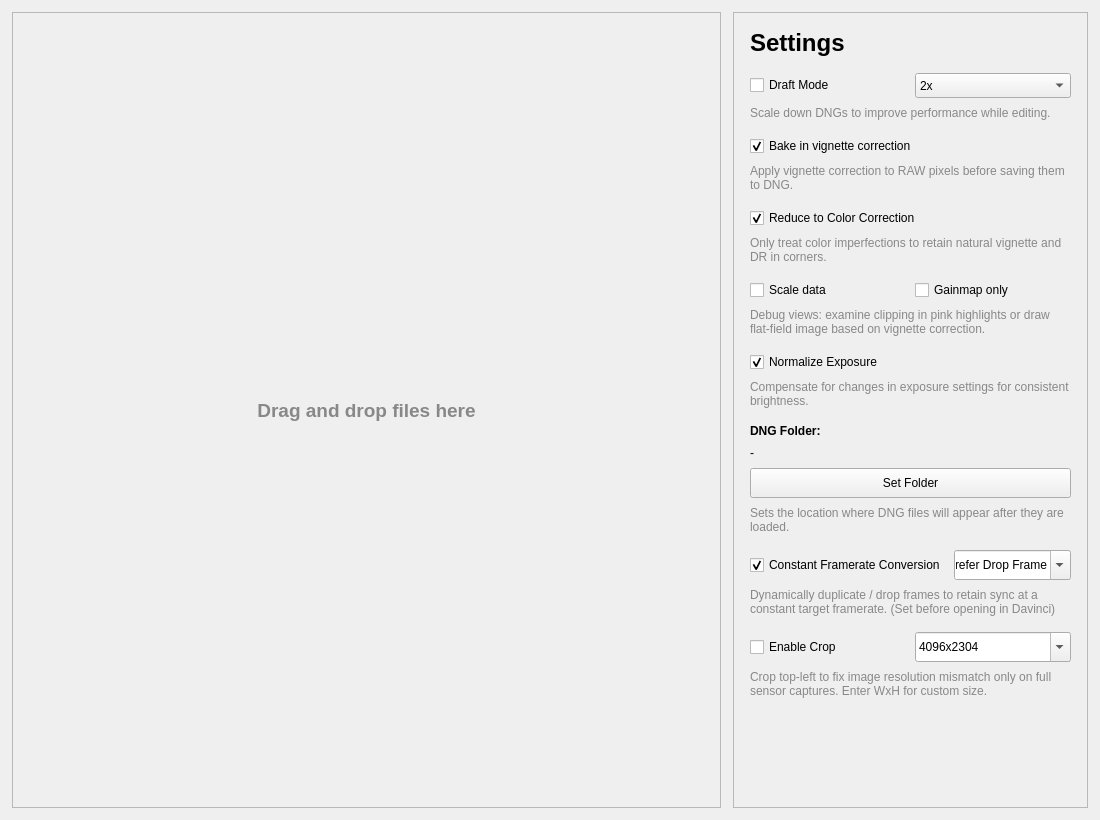
First picture: the form in ui/mainwindow.ui, repository LeonardSander/motioncam-fs, before the edit.
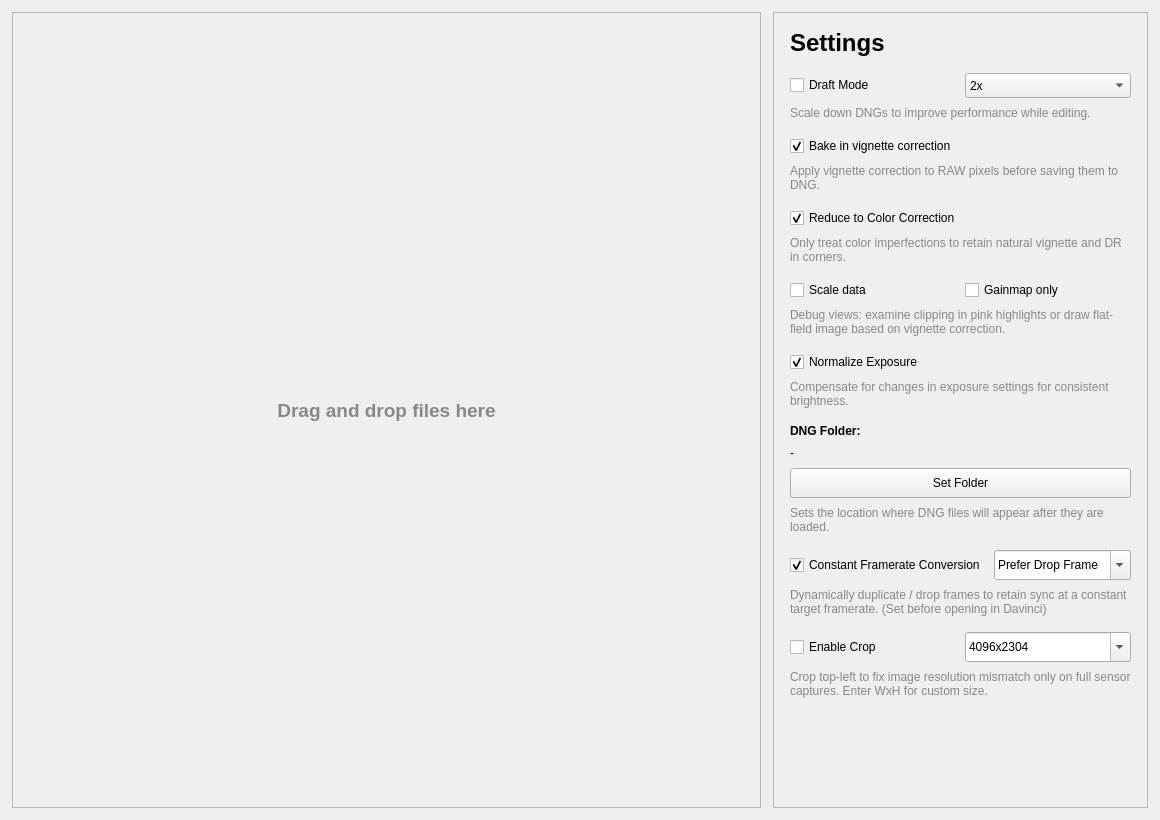
Second picture: the form after the edit.

```diff
--- a/ui/mainwindow.ui
+++ b/ui/mainwindow.ui
@@ -6,7 +6,7 @@
    <rect>
     <x>0</x>
     <y>0</y>
-    <width>1100</width>
+    <width>1160</width>
     <height>820</height>
    </rect>
   </property>
```
Left out of the diff: 5 changed lines with no effect on the pictures.
